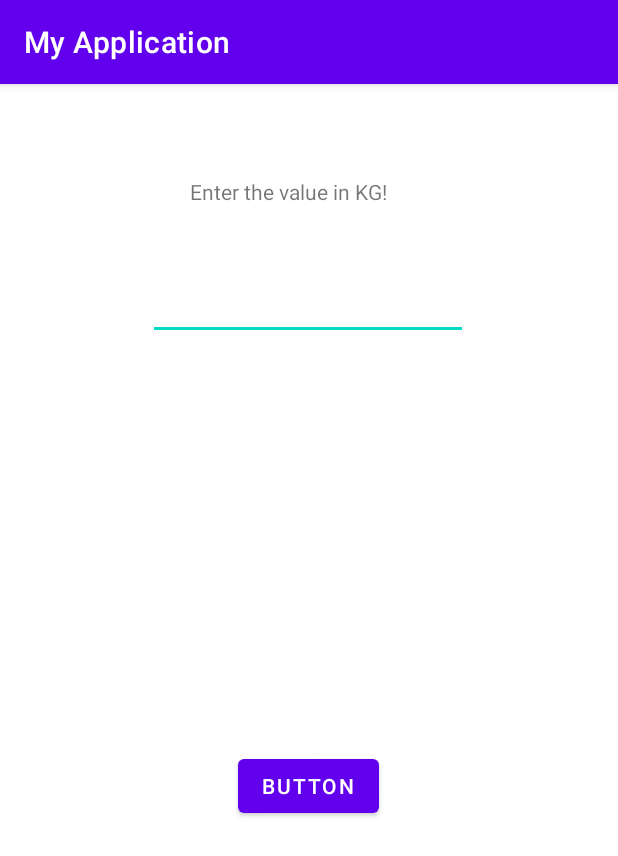
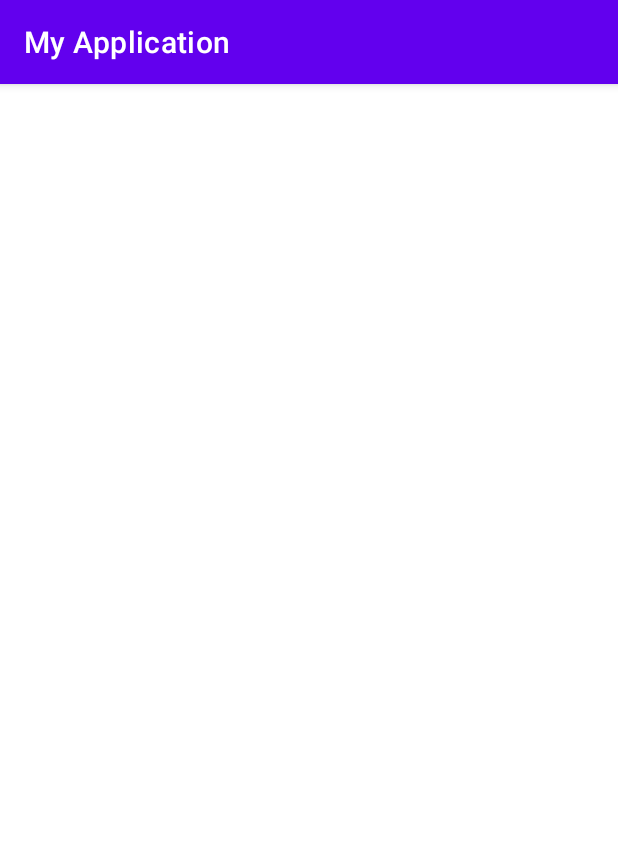
Before and after one commit to Anjeelchaudhary/Android-SpringBoot, an Android app: the screen it shows after launch (MainActivity), on a phone screen of 412 x 824 dp. Shown: the top 856 px of the screen. Run offline under Robolectric (Android 15) with nearby library versions, the light colour scheme and no system bars.

Commit message:
cleared functions

```diff
--- a/Unit_Converter/app/src/main/java/com/example/myapplication/MainActivity.java
+++ b/Unit_Converter/app/src/main/java/com/example/myapplication/MainActivity.java
@@ -7,15 +7,9 @@ import android.widget.EditText;
 import android.widget.TextView;
 
 public class MainActivity extends AppCompatActivity {
-    private Button button;
-    private TextView textView;
-    private EditText editText;
     @Override
     protected void onCreate(Bundle savedInstanceState) {
         super.onCreate(savedInstanceState);
         setContentView(R.layout.activity_main);
-        button = findViewById(R.id.button);
-        textView = findViewById(R.id.textView);
-        editText = findViewById(R.id.editText);
     }
 }
--- a/Unit_Converter/app/src/main/res/layout/activity_main.xml
+++ b/Unit_Converter/app/src/main/res/layout/activity_main.xml
@@ -4,45 +4,4 @@
     xmlns:tools="http://schemas.android.com/tools"
     android:layout_width="match_parent"
     android:layout_height="match_parent"
-    tools:context=".MainActivity">
-
-    <TextView
-        android:id="@+id/textView"
-        android:layout_width="wrap_content"
-        android:layout_height="wrap_content"
-        android:text="Enter the value in KG!"
-        app:layout_constraintBottom_toBottomOf="parent"
-        app:layout_constraintEnd_toEndOf="parent"
-        app:layout_constraintHorizontal_bias="0.452"
-        app:layout_constraintStart_toStartOf="parent"
-        app:layout_constraintTop_toTopOf="parent"
-        app:layout_constraintVertical_bias="0.083" />
-
-    <Button
-        android:id="@+id/button"
-        android:layout_width="wrap_content"
-        android:layout_height="wrap_content"
-        android:layout_marginTop="108dp"
-        android:text="Button"
-        app:layout_constraintBottom_toBottomOf="parent"
-        app:layout_constraintEnd_toEndOf="parent"
-        app:layout_constraintHorizontal_bias="0.498"
-        app:layout_constraintStart_toStartOf="parent"
-        app:layout_constraintTop_toBottomOf="@+id/textView"
-        app:layout_constraintVertical_bias="0.48" />
-
-    <EditText
-        android:id="@+id/editText"
-        android:layout_width="wrap_content"
-        android:layout_height="wrap_content"
-        android:ems="10"
-        android:inputType="number"
-        android:text=""
-        app:layout_constraintBottom_toTopOf="@+id/button"
-        app:layout_constraintEnd_toEndOf="parent"
-        app:layout_constraintHorizontal_bias="0.497"
-        app:layout_constraintStart_toStartOf="parent"
-        app:layout_constraintTop_toBottomOf="@+id/textView"
-        app:layout_constraintVertical_bias="0.139" />
-
-</androidx.constraintlayout.widget.ConstraintLayout>
+    tools:context=".MainActivity"/>
```
